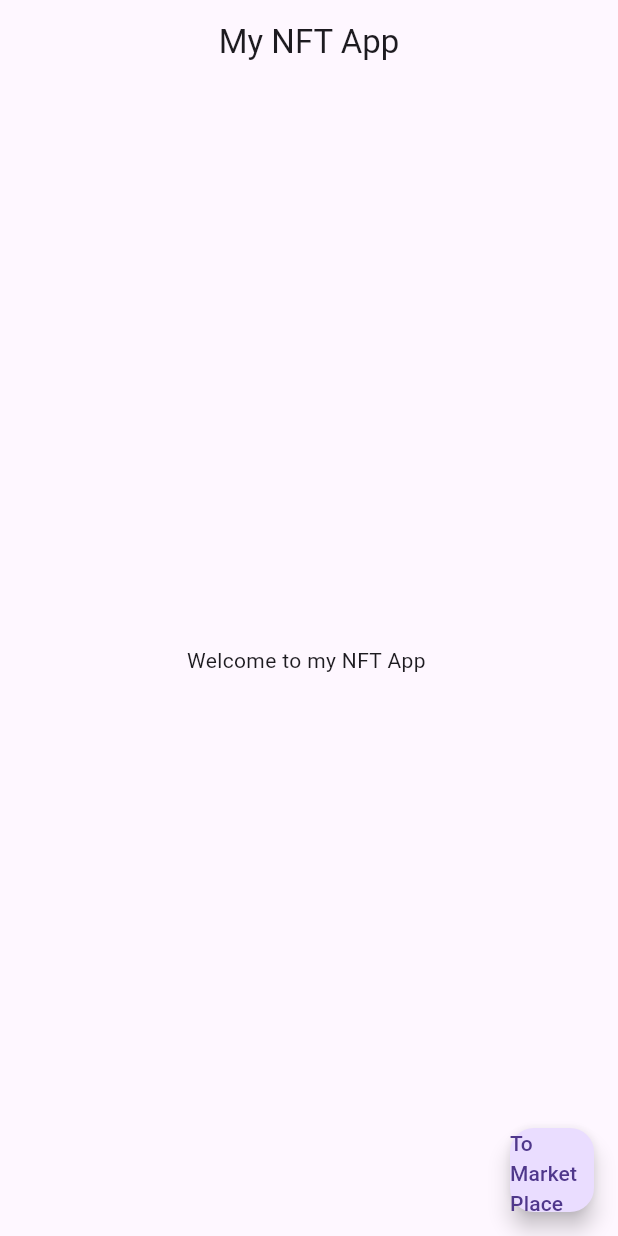
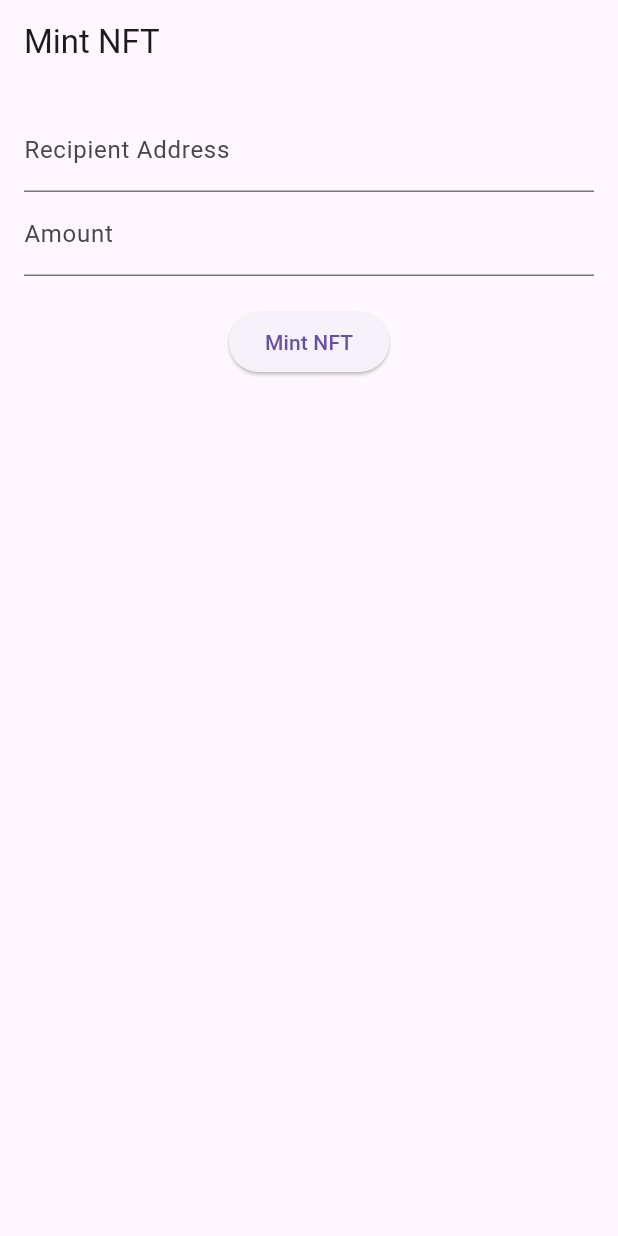
Before and after one commit to tomasGonz67/nft_app, a Flutter app: the screen it shows after launch, on a phone screen of 412 x 824 dp. Run offline on Flutter 3.47's test engine with Material 3 defaults, Android fonts, the phone set to English and light mode, and no system bars; our stand-ins replace flutter_dotenv; missing offline and left inert: web3dart; statements that could not run were skipped.

Commit message:
fully working blockchain implementer

```diff
--- a/lib/main.dart
+++ b/lib/main.dart
@@ -1,20 +1,83 @@
 import 'package:flutter/material.dart';
+import 'package:web3dart/web3dart.dart';
+import 'package:flutter_dotenv/flutter_dotenv.dart';
+import 'web3.dart'; // Make sure this points to your web3.dart file
 
-void main() => runApp(MaterialApp(
-  home: Scaffold(
-    appBar:AppBar(
-      title:Text('My NFT App'),
-      centerTitle:true,
-    ),
-    body: Center(
-      child:Text('Welcome to my NFT App '),
-    ),
-      floatingActionButton: FloatingActionButton(
-        onPressed: (){
+void main() async {
+  await dotenv.load(fileName: ".env");
+  runApp(MyApp());
+}
 
-        },
-        child:Text('To Market Place')
+
+class MyApp extends StatelessWidget {
+  @override
+  Widget build(BuildContext context) {
+    return MaterialApp(
+      home: MintNFTScreen(),
+    );
+  }
+}
+
+class MintNFTScreen extends StatefulWidget {
+  @override
+  _MintNFTScreenState createState() => _MintNFTScreenState();
+}
+
+class _MintNFTScreenState extends State<MintNFTScreen> {
+  final _addressController = TextEditingController();
+  final _amountController = TextEditingController(); // Controller for amount
+  late Web3Service _web3Service;
+  final String rpcUrl = "https://sepolia.infura.io/v3/5d7babfd42864f0ba6a7eb3f8005e7c8";
+  final String privateKey = dotenv.env['PRIVATE_KEY'] ?? '';
+  final String contractAddress = "0xE968381315b2F9Ba1F9336702151DD0bcc24F3e7";
+
+  @override
+  void initState() {
+    super.initState();
+    _web3Service = Web3Service(rpcUrl, privateKey);
+  }
+
+  void _mintNFT() async {
+    final address = EthereumAddress.fromHex(_addressController.text);
+    final amount = BigInt.parse(_amountController.text); // Convert amount from text
+
+    try {
+      final result = await _web3Service.mintNFT(contractAddress, address, amount);
+      print("Minting transaction hash: $result");
+    } catch (e) {
+      print("Error minting NFT: $e");
+    }
+  }
+
+  @override
+  Widget build(BuildContext context) {
+    return Scaffold(
+      appBar: AppBar(title: Text('Mint NFT')),
+      body: Padding(
+        padding: const EdgeInsets.all(16.0),
+        child: Column(
+          children: [
+            TextField(
+              controller: _addressController,
+              decoration: InputDecoration(
+                labelText: 'Recipient Address',
+              ),
+            ),
+            TextField(
+              controller: _amountController,
+              decoration: InputDecoration(
+                labelText: 'Amount',
+              ),
+              keyboardType: TextInputType.number,
+            ),
+            SizedBox(height: 20),
+            ElevatedButton(
+              onPressed: _mintNFT,
+              child: Text('Mint NFT'),
+            ),
+          ],
         ),
-  ),
-
-));
+      ),
+    );
+  }
+}
--- /dev/null
+++ b/lib/web3.dart
@@ -0,0 +1,162 @@
+import 'package:web3dart/web3dart.dart';
+import 'package:http/http.dart'; // For making HTTP requests
+
+class Web3Service {
+  final String rpcUrl;
+  final String privateKey;
+  late Web3Client _client;
+  late Credentials _credentials;
+  late EthereumAddress _ownAddress;
+
+  Web3Service(this.rpcUrl, this.privateKey) {
+    _client = Web3Client(rpcUrl, Client());
+    _credentials = EthPrivateKey.fromHex(privateKey);
+    _ownAddress = _credentials.address;
+  }
+
+  Future<String> mintNFT(String contractAddress, EthereumAddress to, BigInt amount) async {
+    final contract = DeployedContract(
+        ContractAbi.fromJson(_abiCode, "MyToken"), // Ensure ABI name matches your contract
+        EthereumAddress.fromHex(contractAddress));
+    final mintFunction = contract.function("mint");
+
+    final result = await _client.sendTransaction(
+      _credentials,
+      Transaction.callContract(
+        contract: contract,
+        function: mintFunction,
+        parameters: [to, amount],
+      ),
+      chainId: 11155111, // Sepolia testnet chain ID
+    );
+
+    return result;
+  }
+
+  static const _abiCode = '''[
+    {
+      "inputs": [],
+      "stateMutability": "nonpayable",
+      "type": "constructor"
+    },
+    {
+      "anonymous": false,
+      "inputs": [
+        {
+          "indexed": true,
+          "internalType": "address",
+          "name": "from",
+          "type": "address"
+        },
+        {
+          "indexed": true,
+          "internalType": "address",
+          "name": "to",
+          "type": "address"
+        },
+        {
+          "indexed": false,
+          "internalType": "uint256",
+          "name": "value",
+          "type": "uint256"
+        }
+      ],
+      "name": "Transfer",
+      "type": "event"
+    },
+    {
+      "inputs": [
+        {
+          "internalType": "address",
+          "name": "",
+          "type": "address"
+        }
+      ],
+      "name": "balanceOf",
+      "outputs": [
+        {
+          "internalType": "uint256",
+          "name": "",
+          "type": "uint256"
+        }
+      ],
+      "stateMutability": "view",
+      "type": "function"
+    },
+    {
+      "inputs": [
+        {
+          "internalType": "address",
+          "name": "to",
+          "type": "address"
+        },
+        {
+          "internalType": "uint256",
+          "name": "amount",
+          "type": "uint256"
+        }
+      ],
+      "name": "mint",
+      "outputs": [],
+      "stateMutability": "nonpayable",
+      "type": "function"
+    },
+    {
+      "inputs": [],
+      "name": "name",
+      "outputs": [
+        {
+          "internalType": "string",
+          "name": "",
+          "type": "string"
+        }
+      ],
+      "stateMutability": "view",
+      "type": "function"
+    },
+    {
+      "inputs": [],
+      "name": "symbol",
+      "outputs": [
+        {
+          "internalType": "string",
+          "name": "",
+          "type": "string"
+        }
+      ],
+      "stateMutability": "view",
+      "type": "function"
+    },
+    {
+      "inputs": [],
+      "name": "totalSupply",
+      "outputs": [
+        {
+          "internalType": "uint256",
+          "name": "",
+          "type": "uint256"
+        }
+      ],
+      "stateMutability": "view",
+      "type": "function"
+    },
+    {
+      "inputs": [
+        {
+          "internalType": "address",
+          "name": "to",
+          "type": "address"
+        },
+        {
+          "internalType": "uint256",
+          "name": "amount",
+          "type": "uint256"
+        }
+      ],
+      "name": "transfer",
+      "outputs": [],
+      "stateMutability": "nonpayable",
+      "type": "function"
+    }
+  ]''';
+}
--- /dev/null
+++ b/package.json
@@ -0,0 +1,5 @@
+{
+  "dependencies": {
+    "@openzeppelin/contracts": "^5.0.2"
+  }
+}
```
Also changed, not shown: pubspec.yaml (+8 -3 lines), package-lock.json (added), pubspec.lock, 1 other file.
